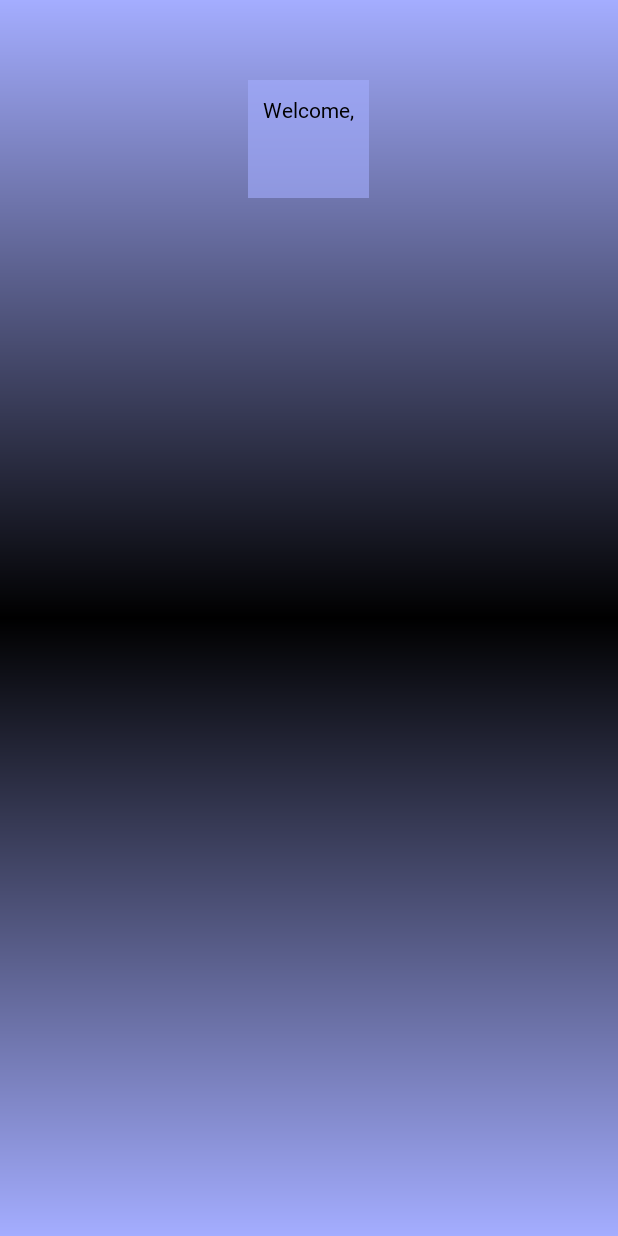
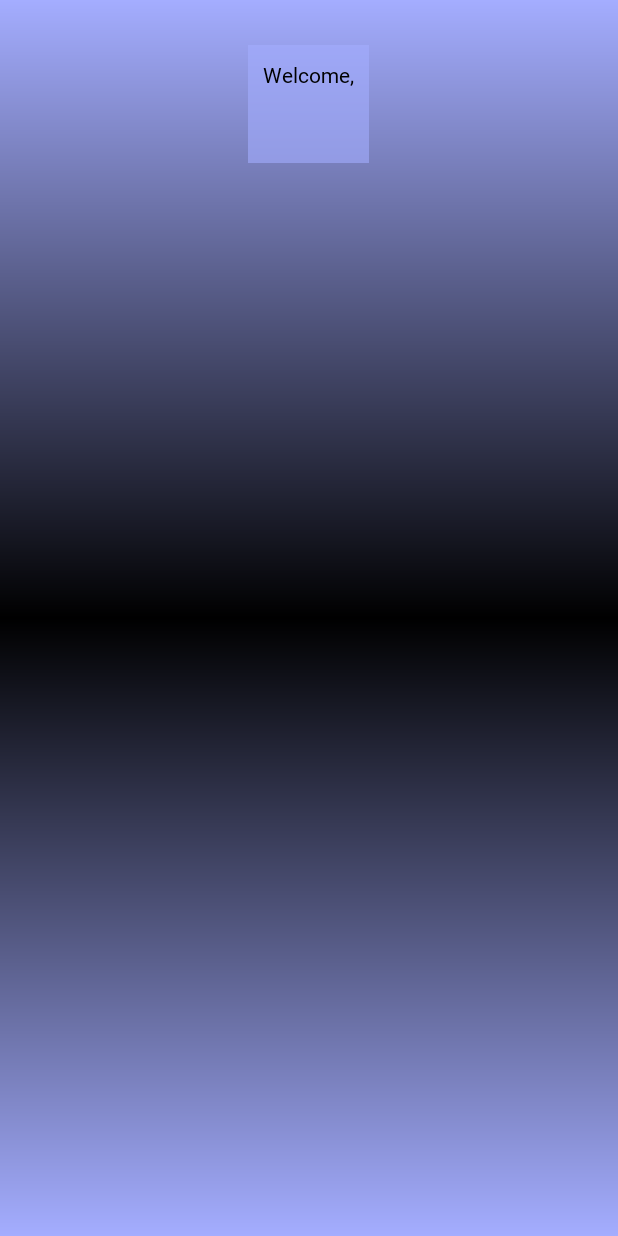
Before and after one commit to juanfrancisco164/Android_Games, an Android app: the layout Main_Menu.xml on its own in the app's theme, with its tools: preview values and no code run, on a phone screen of 412 x 824 dp. Run offline under Robolectric (Android 15) with nearby library versions, the phone set to English and light mode, and no system bars.

Commit message:
Upgrading Main_Menu.xml

```diff
--- a/app/src/main/res/layout/Main_Menu.xml
+++ b/app/src/main/res/layout/Main_Menu.xml
@@ -1,10 +1,11 @@
-<RelativeLayout xmlns:android="http://schemas.android.com/apk/res/android"
+<LinearLayout xmlns:android="http://schemas.android.com/apk/res/android"
     android:layout_width="match_parent"
     android:layout_height="match_parent"
     xmlns:tools="http://schemas.android.com/tools"
     android:background="@drawable/gradient_drawable"
-    tools:context=".MainMenuActivity">
-
+    tools:context=".MainMenuActivity"
+    android:orientation="vertical"
+    android:gravity="center">
         <LinearLayout
             android:layout_width="wrap_content"
             android:layout_height="wrap_content"
@@ -27,7 +28,6 @@
         <androidx.recyclerview.widget.RecyclerView
             android:id="@+id/recyclerViewMenu"
             android:layout_width="match_parent"
-        android:layout_height="500dp"
+            android:layout_height="match_parent"
             android:layout_centerInParent="true" />
-
-</RelativeLayout>
+</LinearLayout>
```
Lines whose indentation alone changed are shown as unchanged.
